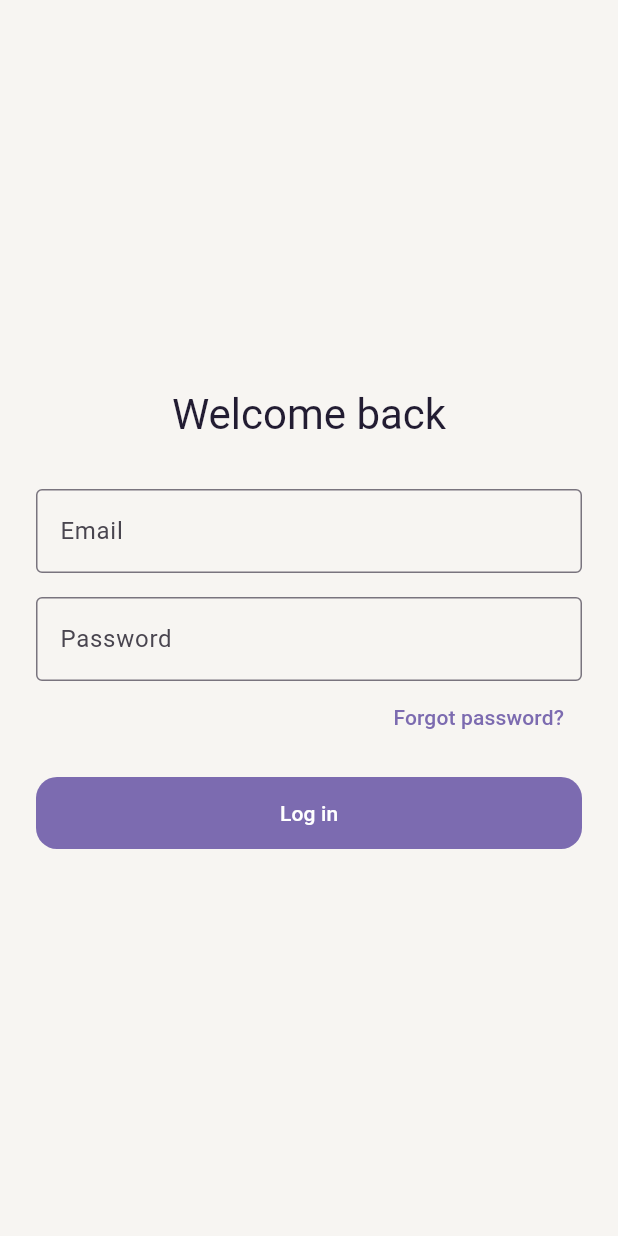
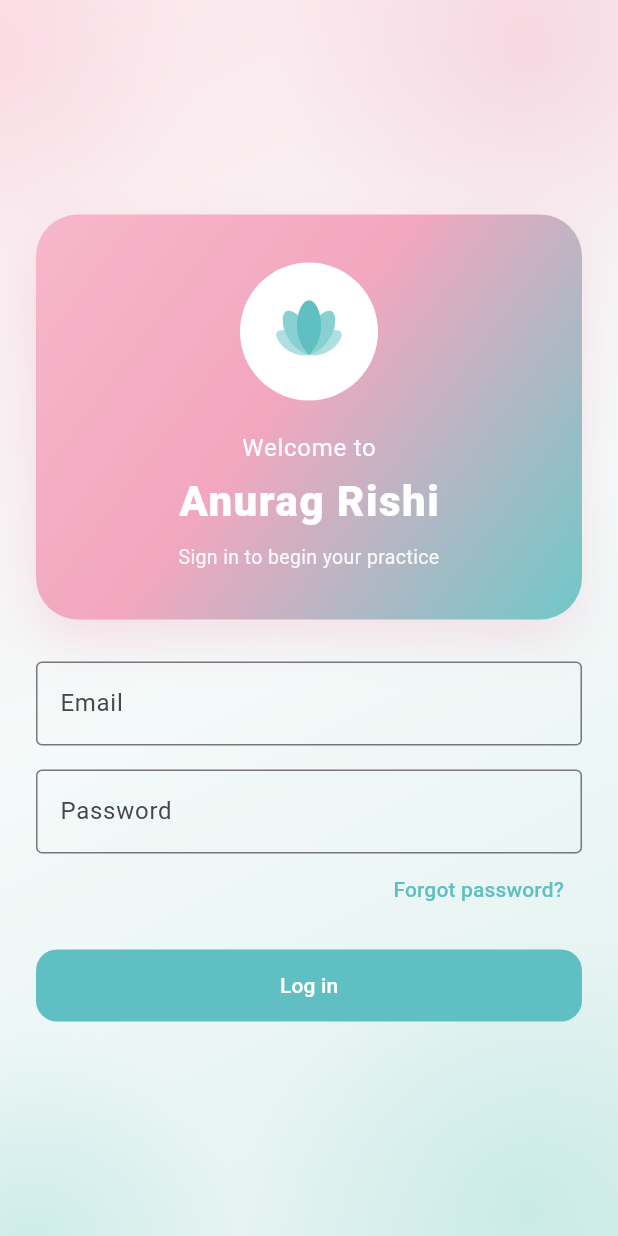
Before and after one commit to cyberking-coder/Rishi_app2, a Flutter app: the screen it shows after launch, on a phone screen of 412 x 824 dp. Run offline on Flutter 3.47's test engine with Material 3 defaults, Android fonts, the phone set to English and light mode, and no system bars; our stand-ins replace audio_service, device_info_plus, flutter_riverpod, flutter_secure_storage, go_router, just_audio and 1 more; missing offline and left inert: pointycastle; accounts and stored records are empty.

Commit message:
Redesign UI to pink + teal meditation palette
Adopt the reference meditation design's colour language across the app:
- Theme: teal primary accent + rose secondary on a pale aqua background,
  with rose→teal hero gradient and a teal CTA gradient.
- SoftBackground: rose glows up top, teal glows below.
- Grid cards: alternating rose & teal pastel pairs.
- Login: new welcome hero card with lotus mark over the rose→teal gradient.

Co-Authored-By: Claude Opus 4.8 <noreply@anthropic.com>
Claude-Session: https://claude.ai/code/session_01RGb8yEEt9J4juZUSabzN3b

```diff
--- a/mobile_app/lib/app/theme/app_theme.dart
+++ b/mobile_app/lib/app/theme/app_theme.dart
@@ -6,28 +6,31 @@ import 'package:flutter/material.dart';
 class AppTheme {
   AppTheme._();
 
-  // Warm, airy neutrals.
-  static const Color background = Color(0xFFF7F5F2);
+  // Soft, airy aqua neutrals — the pale spa background from the design.
+  static const Color background = Color(0xFFE6F2F0);
   static const Color surface = Color(0xFFFFFFFF);
-  static const Color surfaceElevated = Color(0xFFEFEAE3);
+  static const Color surfaceElevated = Color(0xFFDDEEEB);
 
-  // Calming lotus-violet accent + a soft secondary.
-  static const Color accent = Color(0xFF7C6BB0);
-  static const Color accentSoft = Color(0xFFEDE7F6);
+  // Calming teal accent (primary) + a soft rose secondary — the two signature
+  // colours of the meditation palette.
+  static const Color accent = Color(0xFF5FBFC2); // teal
+  static const Color accentSoft = Color(0xFFDDF0EF); // pale teal
+  static const Color accentPink = Color(0xFFF2A7BF); // rose
+  static const Color accentPinkSoft = Color(0xFFFBDDE6); // pale rose
 
   // Text.
-  static const Color textPrimary = Color(0xFF221C32);
-  static const Color textSecondary = Color(0xFF7A7486);
+  static const Color textPrimary = Color(0xFF2C3F44);
+  static const Color textSecondary = Color(0xFF7E9498);
 
   // Soft ambient backdrop — a calm wash used behind the home and player
-  // screens. Present enough to feel crafted, low-saturation enough to stay
-  // serene.
-  static const Color washTop = Color(0xFFEDE6FA); // soft lavender
-  static const Color washMid = Color(0xFFF7F4FB); // pale violet-white
-  static const Color washBottom = Color(0xFFFDEFE7); // warm peach
-  static const Color blobViolet = Color(0x4A9C8BD6); // lotus-violet glow
-  static const Color blobPeach = Color(0x3DF3B79C); // warm peach glow
-  static const Color blobMint = Color(0x2E9AD6C4); // faint mint, for depth
+  // screens. Pink at the top fading through white to aqua at the bottom,
+  // echoing the reference welcome cards.
+  static const Color washTop = Color(0xFFFCE6EC); // pale rose
+  static const Color washMid = Color(0xFFF4FAF9); // near-white aqua
+  static const Color washBottom = Color(0xFFE0F1EE); // pale aqua
+  static const Color blobViolet = Color(0x4FF2A7BF); // rose glow
+  static const Color blobPeach = Color(0x40F6B6C8); // soft pink glow
+  static const Color blobMint = Color(0x4A8FD8D6); // teal glow
 
   static const LinearGradient ambientWash = LinearGradient(
     begin: Alignment.topLeft,
@@ -36,12 +39,19 @@ class AppTheme {
     stops: [0.0, 0.5, 1.0],
   );
 
-  // Warm welcome-card gradient (lotus-violet → soft rose).
+  // Welcome-card gradient (rose → teal), the hero look of the design.
   static const LinearGradient heroGradient = LinearGradient(
     begin: Alignment.topLeft,
     end: Alignment.bottomRight,
-    colors: [Color(0xFF8B79C4), Color(0xFFC79BC4), Color(0xFFE9B59E)],
-    stops: [0.0, 0.6, 1.0],
+    colors: [Color(0xFFF7B7CB), Color(0xFFF2A7BF), Color(0xFF6FC8C9)],
+    stops: [0.0, 0.45, 1.0],
+  );
+
+  // Teal pill gradient used on primary call-to-action buttons.
+  static const LinearGradient tealGradient = LinearGradient(
+    begin: Alignment.topLeft,
+    end: Alignment.bottomRight,
+    colors: [Color(0xFF74CDCE), Color(0xFF52B6BA)],
   );
 
   static ThemeData light() {
--- a/mobile_app/lib/app/widgets/soft_background.dart
+++ b/mobile_app/lib/app/widgets/soft_background.dart
@@ -16,23 +16,29 @@ class SoftBackground extends StatelessWidget {
           decoration: const BoxDecoration(gradient: AppTheme.ambientWash),
           child: Stack(
             children: [
-              // Top-right lotus-violet glow.
+              // Top-right rose glow.
               Positioned(
-                top: -130,
-                right: -100,
-                child: _Blob(color: AppTheme.blobViolet, size: 320),
+                top: -140,
+                right: -110,
+                child: _Blob(color: AppTheme.blobViolet, size: 340),
               ),
-              // Mid-left faint mint, adds depth between the two main glows.
+              // Top-left soft pink, balances the rose glow.
               Positioned(
-                top: 220,
-                left: -140,
-                child: _Blob(color: AppTheme.blobMint, size: 260),
+                top: -90,
+                left: -130,
+                child: _Blob(color: AppTheme.blobPeach, size: 260),
               ),
-              // Lower-right warm peach glow.
+              // Lower-right teal glow.
               Positioned(
-                bottom: -160,
-                right: -120,
-                child: _Blob(color: AppTheme.blobPeach, size: 360),
+                bottom: -170,
+                right: -130,
+                child: _Blob(color: AppTheme.blobMint, size: 380),
+              ),
+              // Lower-left teal, mirrors the bottom glow.
+              Positioned(
+                bottom: -140,
+                left: -120,
+                child: _Blob(color: AppTheme.blobMint, size: 280),
               ),
             ],
           ),
--- a/mobile_app/lib/features/auth/presentation/screens/login_screen.dart
+++ b/mobile_app/lib/features/auth/presentation/screens/login_screen.dart
@@ -2,6 +2,9 @@ import 'package:flutter/material.dart';
 import 'package:flutter_riverpod/flutter_riverpod.dart';
 import 'package:go_router/go_router.dart';
 
+import '../../../../app/theme/app_theme.dart';
+import '../../../../app/widgets/lotus_logo.dart';
+import '../../../../app/widgets/soft_background.dart';
 import '../../../../core/errors/auth_failure.dart';
 import '../../application/auth_providers.dart';
 import '../../application/auth_state.dart';
@@ -55,7 +58,11 @@ class _LoginScreenState extends ConsumerState<LoginScreen> {
     });
 
     return Scaffold(
-      body: SafeArea(
+      backgroundColor: AppTheme.background,
+      body: Stack(
+        children: [
+          const SoftBackground(),
+          SafeArea(
             child: Center(
               child: SingleChildScrollView(
                 padding: const EdgeInsets.symmetric(horizontal: 24),
@@ -65,12 +72,8 @@ class _LoginScreenState extends ConsumerState<LoginScreen> {
                     crossAxisAlignment: CrossAxisAlignment.stretch,
                     mainAxisSize: MainAxisSize.min,
                     children: [
-                  Text(
-                    'Welcome back',
-                    style: Theme.of(context).textTheme.headlineMedium,
-                    textAlign: TextAlign.center,
-                  ),
-                  const SizedBox(height: 32),
+                      const _WelcomeHero(),
+                      const SizedBox(height: 28),
                       AuthTextField(
                     controller: _emailController,
                     label: 'Email',
@@ -121,6 +124,75 @@ class _LoginScreenState extends ConsumerState<LoginScreen> {
               ),
             ),
           ),
+        ],
+      ),
     );
   }
 }
+
+/// The welcome hero card: a rose→teal gradient panel with the lotus mark and
+/// a calm greeting — the signature look of the design.
+class _WelcomeHero extends StatelessWidget {
+  const _WelcomeHero();
+
+  @override
+  Widget build(BuildContext context) {
+    return Container(
+      padding: const EdgeInsets.symmetric(vertical: 32, horizontal: 24),
+      decoration: BoxDecoration(
+        gradient: AppTheme.heroGradient,
+        borderRadius: BorderRadius.circular(28),
+        boxShadow: [
+          BoxShadow(
+            color: AppTheme.accentPink.withValues(alpha: 0.30),
+            blurRadius: 28,
+            offset: const Offset(0, 14),
+          ),
+        ],
+      ),
+      child: Column(
+        mainAxisSize: MainAxisSize.min,
+        children: [
+          Container(
+            width: 92,
+            height: 92,
+            decoration: const BoxDecoration(
+              color: Colors.white,
+              shape: BoxShape.circle,
+            ),
+            child: const Center(child: LotusLogo(size: 52)),
+          ),
+          const SizedBox(height: 20),
+          const Text(
+            'Welcome to',
+            style: TextStyle(
+              color: Colors.white,
+              fontSize: 16,
+              fontWeight: FontWeight.w400,
+              letterSpacing: 0.5,
+            ),
+          ),
+          const SizedBox(height: 4),
+          const Text(
+            'Anurag Rishi',
+            style: TextStyle(
+              color: Colors.white,
+              fontSize: 28,
+              fontWeight: FontWeight.w800,
+              letterSpacing: 1.0,
+            ),
+          ),
+          const SizedBox(height: 8),
+          Text(
+            'Sign in to begin your practice',
+            textAlign: TextAlign.center,
+            style: TextStyle(
+              color: Colors.white.withValues(alpha: 0.9),
+              fontSize: 13,
+            ),
+          ),
+        ],
+      ),
+    );
+  }
+}
--- a/mobile_app/lib/features/home/presentation/widgets/grid_audio_card.dart
+++ b/mobile_app/lib/features/home/presentation/widgets/grid_audio_card.dart
@@ -19,14 +19,12 @@ class GridAudioCard extends StatelessWidget {
     required this.index,
   });
 
-  // Calm pastel pairs, cycled by index.
+  // Alternating rose & teal pairs — the two signature colours of the design.
   static const List<List<Color>> _palette = [
-    [Color(0xFFE6DEF9), Color(0xFFC4B3E8)], // lavender
-    [Color(0xFFD9EFE7), Color(0xFFACD7C8)], // mint
-    [Color(0xFFFBE6D9), Color(0xFFF1C0A4)], // peach
-    [Color(0xFFDEE7F9), Color(0xFFB4C5EA)], // periwinkle
-    [Color(0xFFF6DEEC), Color(0xFFE1B2CC)], // rose
-    [Color(0xFFEDE7D6), Color(0xFFD8C9A6)], // sand
+    [Color(0xFFFAC6D5), Color(0xFFF2A0BA)], // rose
+    [Color(0xFFAEE2E0), Color(0xFF74C9CA)], // teal
+    [Color(0xFFFBD4DE), Color(0xFFF4AEC4)], // soft pink
+    [Color(0xFFBFE8E5), Color(0xFF6FC4C6)], // aqua
   ];
 
   @override
@@ -91,7 +89,7 @@ class GridAudioCard extends StatelessWidget {
                     shape: BoxShape.circle,
                   ),
                   child: const Icon(Icons.play_arrow_rounded,
-                      color: Color(0xFF5B4B8A), size: 22),
+                      color: Color(0xFF3F8E91), size: 22),
                 ),
               ),
               // Title (and artist) bottom-left.
@@ -111,7 +109,7 @@ class GridAudioCard extends StatelessWidget {
                         fontSize: 15,
                         fontWeight: FontWeight.w700,
                         height: 1.2,
-                        color: hasCover ? Colors.white : const Color(0xFF3A2F5C),
+                        color: hasCover ? Colors.white : const Color(0xFF2C3F44),
                       ),
                     ),
                     if (audio.artist != null && audio.artist!.isNotEmpty)
@@ -125,7 +123,7 @@ class GridAudioCard extends StatelessWidget {
                             fontSize: 12,
                             color: hasCover
                                 ? Colors.white.withValues(alpha: 0.85)
-                                : const Color(0xFF6B5E90),
+                                : const Color(0xFF5E7A7E),
                           ),
                         ),
                       ),
```
Lines whose indentation alone changed are shown as unchanged.
